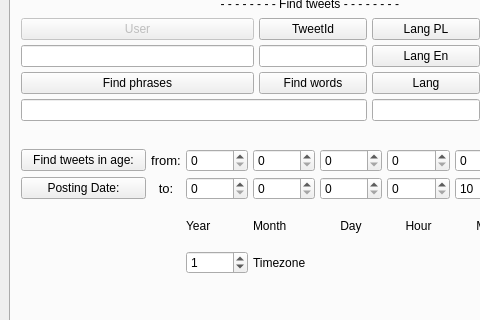
The window that twitter_analyzer/gui/GUI_QT.ui (GrzegorzKrug/TwitterAnalyzer) describes before a commit, drawn with Qt 5; both pictures show x 0 to 480 and y 129 to 449 of the 1069 by 877 pixel window.
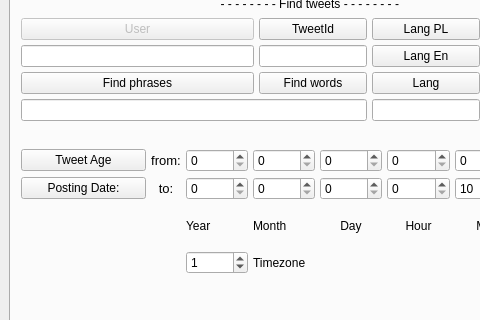
The same window after the commit.

Diff of the .ui file:
```diff
--- a/twitter_analyzer/gui/GUI_QT.ui
+++ b/twitter_analyzer/gui/GUI_QT.ui
@@ -713,7 +713,7 @@
                 <string>Save DF to .csv File</string>
                </property>
                <property name="text">
-                <string>Find tweets in age:</string>
+                <string>Tweet Age</string>
                </property>
               </widget>
              </item>
```
